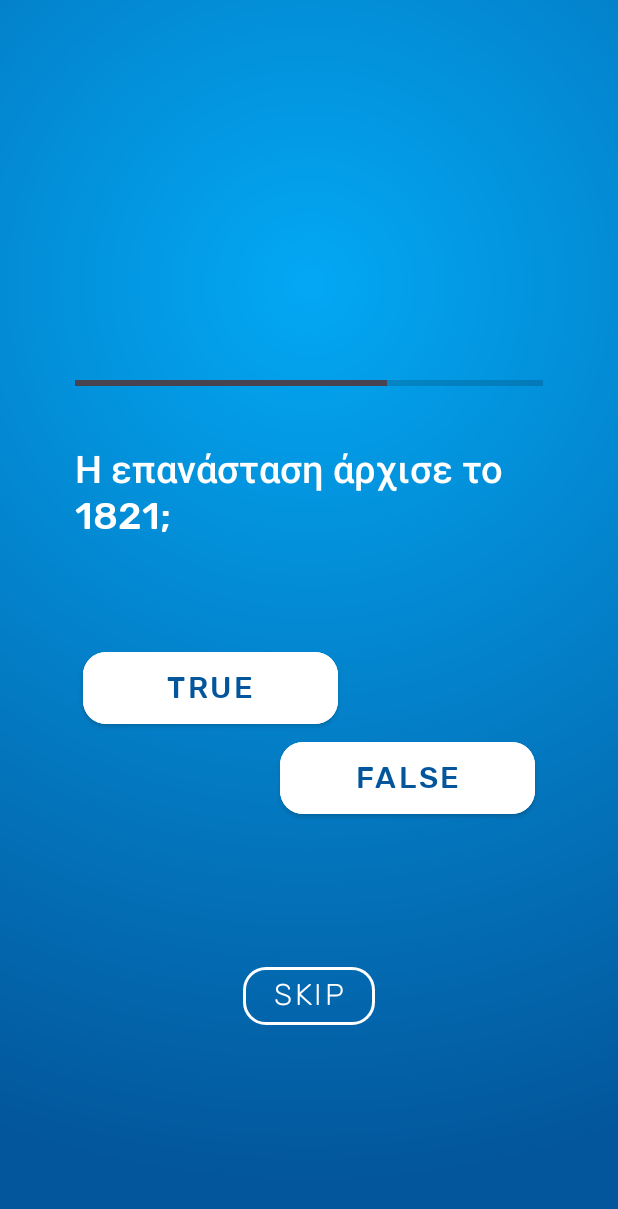
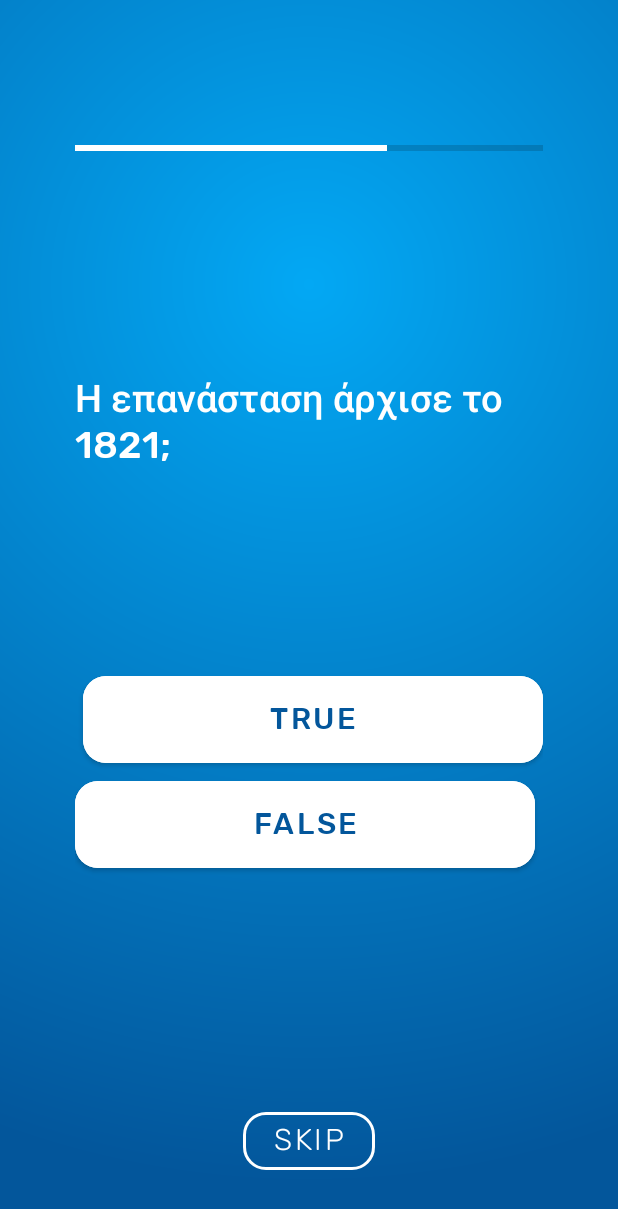
Before and after one commit to LoukasPap/Greek-History-Quizz-App, an Android app: the QuizQuestionActivity screen opened directly, with no data from a screen before it, after a tap on "CONTINUE", on a phone screen of 412 x 824 dp. Shown: the top 1209 px of the screen. Run offline under Robolectric (Android 15) with nearby library versions, the phone set to English and light mode, and no system bars; 1 other tap on this screen came first.

Commit message:
Fix in-game buttons' click-ability and improve UI. Also add colors for wrong and correct answer.

```diff
--- a/app/src/main/java/com/example/quapp/QuizQuestionActivity.kt
+++ b/app/src/main/java/com/example/quapp/QuizQuestionActivity.kt
@@ -60,20 +60,19 @@ class QuizQuestionActivity : AppCompatActivity(), View.OnClickListener {
 
     private fun checkIfCorrect(v: View?) {
         val question = questionList?.get(currentPos - 1)
-        disableClicks()
         when (givenAnswer){
             null -> {
                 // check if he answered so as to continue, or if he skipped
                 if (didAnswer) {
-                    didAnswer = false
                     checkForNextQuestion()
-                    skipBtn.text = "Skip"
+                    revertClickability()
                 } else{
                     question?.skipped = true
                     Log.d("quiz", "CHOSE TO SKIP\n--${question?.id} | ${question?.text}")
                     checkForNextQuestion()
                 }
             } else -> {
+                revertClickability()
                 if (givenAnswer == question!!.correctAnswer) {
                     correctAnswers.add(question.id) // add correct answer
                     Log.d("quiz", "CHOSE CORRECT")
@@ -92,12 +91,11 @@ class QuizQuestionActivity : AppCompatActivity(), View.OnClickListener {
         }
     }
 
-    private fun disableClicks() {
-        trueBtn.isClickable = false
-        falseBtn.isClickable = false
-        skipBtn.text = "Continue"
-        didAnswer = true
-
+    private fun revertClickability() {
+        trueBtn.isClickable = !trueBtn.isClickable
+        falseBtn.isClickable = !falseBtn.isClickable
+        skipBtn.text = if (skipBtn.text=="Skip") {"Continue"} else {"Skip"}
+        didAnswer = !didAnswer
     }
 
     private fun viewCorrectAnswer(v: View?, color: Int) {
--- a/app/src/main/res/layout/activity_quiz_question.xml
+++ b/app/src/main/res/layout/activity_quiz_question.xml
@@ -19,9 +19,9 @@
         android:max="3"
         android:minHeight="40dp"
         android:progress="2"
-        android:progressTint="@color/dark_liver"
+        android:progressTint="@color/white"
 
-        app:layout_constraintVertical_bias="0.3"
+        app:layout_constraintVertical_bias="0.1"
 
         app:layout_constraintBottom_toBottomOf="parent"
         app:layout_constraintEnd_toEndOf="@+id/questionText"
@@ -31,23 +31,22 @@
     <TextView
         android:id="@+id/questionText"
         android:layout_width="0dp"
-        android:layout_height="100dp"
-
-        android:text="The revolution began at 1821?"
-        android:textSize="25sp"
-        android:fontFamily="@font/rubik_medium"
-        android:textColor="@color/white"
-
-        android:gravity="start"
-        app:layout_constraintVertical_bias="0.05"
+        android:layout_height="wrap_content"
 
         android:layout_marginStart="50dp"
         android:layout_marginEnd="50dp"
+        android:fontFamily="@font/rubik_medium"
+        android:gravity="start"
+
+        android:text="The revolution began at 1821?"
+        android:textColor="@color/white"
+
+        android:textSize="25sp"
+        app:layout_constraintBottom_toTopOf="@+id/linearTF"
+        app:layout_constraintEnd_toEndOf="parent"
+        app:layout_constraintStart_toStartOf="parent"
         app:layout_constraintTop_toBottomOf="@id/determinateBar"
-        app:layout_constraintStart_toStartOf="parent"
-        app:layout_constraintEnd_toEndOf="parent"
-        app:layout_constraintBottom_toBottomOf="parent"
-        />
+        app:layout_constraintVertical_bias="0.5" />
 
 
     <LinearLayout
@@ -61,43 +60,43 @@
         app:layout_constraintBottom_toBottomOf="parent"
         app:layout_constraintEnd_toEndOf="@+id/questionText"
         app:layout_constraintStart_toStartOf="@+id/questionText"
-        app:layout_constraintTop_toBottomOf="@id/questionText"
-        app:layout_constraintVertical_bias="0.1">
+        app:layout_constraintTop_toTopOf="parent"
+        app:layout_constraintVertical_bias="0.65">
 
         <com.google.android.material.button.MaterialButton
             android:id="@+id/trueButton"
-            android:layout_width="170dp"
-            android:layout_height="60dp"
+            android:layout_width="match_parent"
+            android:layout_height="70dp"
+
+            android:layout_gravity="start"
+            android:layout_marginStart="5dp"
+            android:layout_weight="0.5"
+            android:backgroundTint="@color/white"
+
+            android:fontFamily="@font/rubik_medium"
+            android:shadowRadius="15"
 
             android:text="True"
             android:textColor="@color/colorPrimaryDark"
             android:textSize="20sp"
-            android:fontFamily="@font/rubik_medium"
-
-            android:layout_gravity="start"
-            android:layout_weight="0.5"
-
-            android:layout_marginStart="5dp"
-            android:backgroundTint="@color/white"
-            android:shadowRadius="15"
             app:cornerRadius="15dp" />
 
         <com.google.android.material.button.MaterialButton
             android:id="@+id/falseButton"
-            android:layout_width="170dp"
-            android:layout_height="60dp"
+            android:layout_width="match_parent"
+            android:layout_height="70dp"
+
+            android:layout_gravity="end"
+            android:layout_marginEnd="5dp"
+            android:layout_weight="0.5"
+            android:backgroundTint="@color/white"
+
+            android:fontFamily="@font/rubik_medium"
+            android:shadowRadius="15"
 
             android:text="False"
             android:textColor="@color/colorPrimaryDark"
             android:textSize="20sp"
-            android:fontFamily="@font/rubik_medium"
-
-            android:layout_gravity="end"
-            android:layout_weight="0.5"
-
-            android:layout_marginEnd="5dp"
-            android:backgroundTint="@color/white"
-            android:shadowRadius="15"
             app:cornerRadius="15dp" />
 
     </LinearLayout>
@@ -119,7 +118,7 @@
         app:strokeColor="@color/white"
         app:strokeWidth="2dp"
 
-        app:layout_constraintVertical_bias="0.4"
+        app:layout_constraintVertical_bias="0.8"
         app:layout_constraintBottom_toBottomOf="parent"
         app:layout_constraintEnd_toEndOf="@+id/linearTF"
         app:layout_constraintStart_toStartOf="@+id/linearTF"
--- a/app/src/main/res/values/colors.xml
+++ b/app/src/main/res/values/colors.xml
@@ -23,4 +23,9 @@
 <!-- blacks -->
     <color name="dark_liver">#474350</color>
 
+
+<!--  answer  -->
+    <color name="correct">#0EE37B</color>
+    <color name="wrong">#E30E1C</color>
+
 </resources>
```
